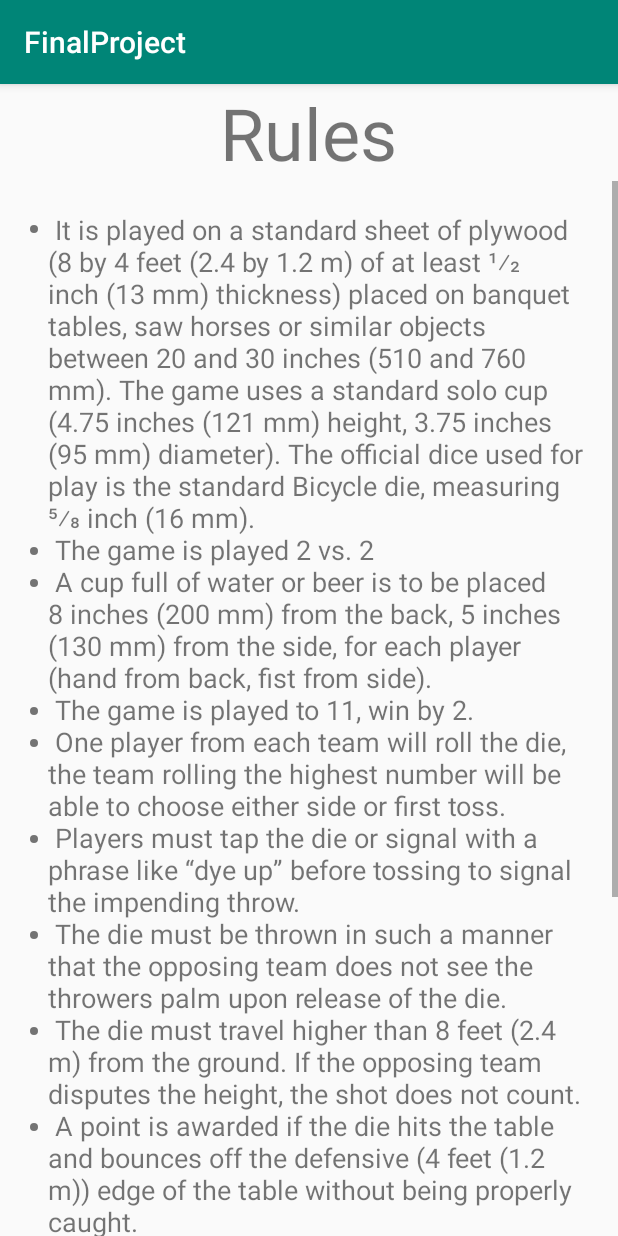
After one commit to marsh208/AndroidFinal, an Android app: the RulesActivity screen opened directly, with no data from a screen before it, on a phone screen of 412 x 824 dp. The commit adds this screen. Run offline under Robolectric (Android 15) with nearby library versions, the phone set to English and light mode, and no system bars.

Commit message:
added rules activity

```diff
--- a/app/src/main/AndroidManifest.xml
+++ b/app/src/main/AndroidManifest.xml
@@ -20,6 +20,7 @@
         <activity android:name=".SelectionActivity" />
         <activity android:name=".GameActivity" />
         <activity android:name=".StatsActivity" />
+        <activity android:name=".RulesActivity" />
 
         <meta-data
             android:name="com.google.android.gms.ads.APPLICATION_ID"
--- a/app/src/main/java/com/example/finalproject/MainActivity.kt
+++ b/app/src/main/java/com/example/finalproject/MainActivity.kt
@@ -16,5 +16,10 @@ class MainActivity : AppCompatActivity() {
             startActivity(Intent(this, SelectionActivity::class.java))
         }
 
+        rulesButton.setOnClickListener{
+            startActivity(Intent(this, RulesActivity::class.java))
+        }
+
+
     }
 }
--- /dev/null
+++ b/app/src/main/java/com/example/finalproject/RulesActivity.kt
@@ -0,0 +1,14 @@
+
+
+package com.example.finalproject
+
+import android.os.Bundle
+import androidx.appcompat.app.AppCompatActivity
+
+class RulesActivity : AppCompatActivity() {
+
+    override fun onCreate(savedInstanceState: Bundle?) {
+        super.onCreate(savedInstanceState)
+        setContentView(R.layout.activity_rules)
+    }
+}
--- a/app/src/main/res/layout/activity_main.xml
+++ b/app/src/main/res/layout/activity_main.xml
@@ -38,6 +38,22 @@
         app:layout_constraintTop_toTopOf="parent"
         app:layout_constraintVertical_bias="0.512" />
 
+    <Button
+        android:id="@+id/rulesButton"
+        android:layout_width="wrap_content"
+        android:layout_height="wrap_content"
+        android:background="#00FFFFFF"
+        android:text="Rules"
+        android:textColor="#000000"
+        android:textSize="36sp"
+        android:textStyle="bold"
+        app:layout_constraintBottom_toBottomOf="parent"
+        app:layout_constraintHorizontal_bias="0.498"
+        app:layout_constraintLeft_toLeftOf="parent"
+        app:layout_constraintRight_toRightOf="parent"
+        app:layout_constraintTop_toBottomOf="@id/newGameButton"
+        app:layout_constraintVertical_bias="0.512" />
+
     <TextView
         android:layout_width="wrap_content"
         android:layout_height="wrap_content"
--- /dev/null
+++ b/app/src/main/res/layout/activity_rules.xml
@@ -0,0 +1,33 @@
+<?xml version="1.0" encoding="utf-8"?>
+<LinearLayout xmlns:android="http://schemas.android.com/apk/res/android"
+    android:orientation="vertical" android:layout_width="match_parent"
+    android:layout_height="match_parent">
+
+    <TextView
+        android:layout_width="wrap_content"
+        android:layout_height="wrap_content"
+        android:text="Rules"
+        android:textSize="@android:dimen/app_icon_size"
+        android:layout_gravity="center" />
+
+
+
+
+    <ScrollView
+        android:id="@+id/SCROLLER_ID"
+        android:layout_width="fill_parent"
+        android:layout_height="wrap_content"
+        android:scrollbars="vertical"
+        android:fillViewport="true">
+        <TextView
+            android:id="@+id/tv_second"
+            android:layout_width="wrap_content"
+            android:layout_height="wrap_content"
+            android:text="@string/bulleted_list"
+            android:textSize="18dp"
+            android:layout_margin="10dp"
+            android:padding="10dp"
+            android:scrollbars = "vertical"
+            />
+    </ScrollView>
+</LinearLayout>
--- a/app/src/main/res/values/strings.xml
+++ b/app/src/main/res/values/strings.xml
@@ -1,3 +1,18 @@
 <resources>
     <string name="app_name">FinalProject</string>
+
+    <string name="bulleted_list">
+        <li>It is played on a standard sheet of plywood (8 by 4 feet (2.4 by 1.2 m) of at least 1⁄2 inch (13 mm) thickness) placed on banquet tables, saw horses or similar objects between 20 and 30 inches (510 and 760 mm). The game uses a standard solo cup (4.75 inches (121 mm) height, 3.75 inches (95 mm) diameter). The official dice used for play is the standard Bicycle die, measuring 5⁄8 inch (16 mm).</li>\n
+        <li>The game is played 2 vs. 2</li>\n
+        <li>A cup full of water or beer is to be placed 8 inches (200 mm) from the back, 5 inches (130 mm) from the side, for each player (hand from back, fist from side).</li>\n
+        <li>The game is played to 11, win by 2.</li>\n
+        <li>One player from each team will roll the die, the team rolling the highest number will be able to choose either side or first toss.</li>\n
+        <li>Players must tap the die or signal with a phrase like “dye up” before tossing to signal the impending throw.</li>\n
+        <li>The die must be thrown in such a manner that the opposing team does not see the throwers palm upon release of the die.</li>\n
+        <li>The die must travel higher than 8 feet (2.4 m) from the ground. If the opposing team disputes the height, the shot does not count.</li>\n
+        <li>A point is awarded if the die hits the table and bounces off the defensive (4 feet (1.2 m)) edge of the table without being properly caught.</li>\n
+        <li>The defending team may catch the die to nullify potential points scored. The die must be caught with one hand (juggling is permitted) but must not be trapped between any surface or body part or a point is awarded. Once the die comes in contact with the floor or stops moving, the play is dead and a point is awarded. Players may not reach over the table to catch the dice.</li>\n
+        <li>If the die is thrown into the opposing team’s cup, this is a "plunk", "sink" or "sploosh": the throwing team is awarded 3 points.</li>\n
+        <li>The line judge has the final say on all disputes.</li>\n
+    </string>
 </resources>
```
Also changed, not shown: 1 other file.
